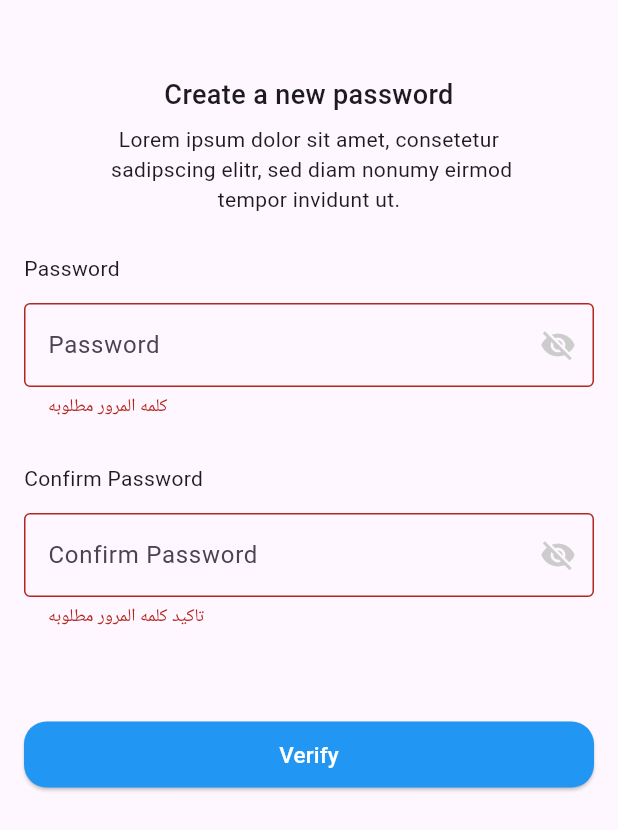
After one commit to MohamedAatef12/Mudad-App, a Flutter app: the CreateNewPassword screen opened directly, after a tap on "Verify", on a phone screen of 412 x 824 dp. The commit adds this screen. Shown: the top 830 px of the screen. Run offline on Flutter 3.47's test engine with Material 3 defaults, Android fonts, the phone set to English and light mode, and no system bars; our stand-ins replace bloc, circular_countdown_timer, dio, equatable, flutter_bloc, flutter_cache_manager and 14 more; missing offline and left inert: google_maps_webservice; accounts and stored records are empty; network calls fail.

Commit message:
push greate new password

```diff
--- a/lib/main.dart
+++ b/lib/main.dart
@@ -5,7 +5,6 @@ import 'package:flutter_local_notifications/flutter_local_notifications.dart';
 import 'package:geocoding/geocoding.dart';
 import 'package:get/get_navigation/src/root/get_material_app.dart';
 import 'package:get_storage/get_storage.dart';
-
 import 'app_constants/app_routes.dart';
 import 'google_maps/home_map/cubit/cubit.dart';
 
@@ -23,6 +22,11 @@ void main() async {
   SystemChrome.setPreferredOrientations(
       [DeviceOrientation.portraitUp, DeviceOrientation.portraitDown]);
   await GetStorage.init();
+  SystemChrome.setSystemUIOverlayStyle(
+    const SystemUiOverlayStyle(
+      statusBarColor: Color(0xff92C0FC),
+    ),
+  );
   runApp(const MyApp());
 }
 
--- a/lib/view/auth/confirm_code/view.dart
+++ b/lib/view/auth/confirm_code/view.dart
@@ -1,8 +1,9 @@
 import 'package:circular_countdown_timer/circular_countdown_timer.dart';
 import 'package:flutter/material.dart';
 import 'package:pin_code_fields/pin_code_fields.dart';
-
 import '../core/design/app_button.dart';
+import '../core/logic/helper_methods.dart';
+import '../create_new_password/view.dart';
 
 class ConfirmCodeView extends StatefulWidget {
   const ConfirmCodeView({super.key});
@@ -81,7 +82,7 @@ class _ConfirmCodeViewState extends State<ConfirmCodeView> {
               text: "Verify",
               onPress: () {
                 if (formKey.currentState!.validate()){
-
+                  toGetNavigate(const CreateNewPassword(),);
                 }
               },
             ),
--- /dev/null
+++ b/lib/view/auth/create_new_password/view.dart
@@ -0,0 +1,122 @@
+import 'package:flutter/material.dart';
+import '../../../reusable_widgets/password_textField.dart';
+import '../core/design/app_button.dart';
+
+class CreateNewPassword extends StatefulWidget {
+  const CreateNewPassword({super.key});
+
+  @override
+  State<CreateNewPassword> createState() => _CreateNewPasswordState();
+}
+
+class _CreateNewPasswordState extends State<CreateNewPassword> {
+  final formKey = GlobalKey<FormState>();
+  final passwordController = TextEditingController();
+  final confirmPasswordController = TextEditingController();
+
+  @override
+  Widget build(BuildContext context) {
+    return Scaffold(
+      body: SafeArea(
+        child: ListView(
+          padding: const EdgeInsets.symmetric(
+            horizontal: 16,
+            vertical: 50,
+          ),
+          children: [
+            const Text(
+              textAlign: TextAlign.center,
+              "Create a new password",
+              style: TextStyle(
+                fontSize: 18,
+                fontWeight: FontWeight.w500,
+              ),
+            ),
+            const SizedBox(
+              height: 7,
+            ),
+            const Text(
+              textAlign: TextAlign.center,
+              "Lorem ipsum dolor sit amet, consetetur \n sadipscing elitr, sed diam nonumy eirmod \ntempor invidunt ut.",
+              style: TextStyle(
+                fontSize: 14,
+                fontWeight: FontWeight.w400,
+              ),
+            ),
+            const SizedBox(
+              height: 26,
+            ),
+            Form(
+              key: formKey,
+              child: Column(
+                crossAxisAlignment: CrossAxisAlignment.start,
+                children: [
+                  const Text(
+                    "Password",
+                    style: TextStyle(
+                      fontSize: 14,
+                      fontWeight: FontWeight.w400,
+                    ),
+                  ),
+                  const SizedBox(
+                    height: 13,
+                  ),
+                  AppInputPassword(
+                    labelText: "Password",
+                    isPassword: true,
+                    controller: passwordController,
+                    validator: (value) {
+                      if (value!.isEmpty) {
+                        return "كلمه المرور مطلوبه";
+                      } else if (value.length < 8) {
+                        return "كلمه المرور ضعيفه";
+                      }
+                      return null;
+                    },
+                    paddingBottom: 30,
+                  ),
+                  const Text(
+                    "Confirm Password",
+                    style: TextStyle(
+                      fontSize: 14,
+                      fontWeight: FontWeight.w400,
+                    ),
+                  ),
+                  const SizedBox(
+                    height: 13,
+                  ),
+                  AppInputPassword(
+                    labelText: "Confirm Password",
+                    isPassword: true,
+                    controller: confirmPasswordController,
+                    validator: (value) {
+                      if(value.toString().isEmpty)
+                      {
+                        return "تاكيد كلمه المرور مطلوبه";
+                      } else if (value !=passwordController.text)
+                      {
+                        return "كلمه المرور غير متطابقه";
+                      }
+                      return null;
+                    },
+                  ),
+                ],
+              ),
+            ),
+            const SizedBox(
+              height: 44,
+            ),
+            ElevateButton(
+              text: "Verify",
+              onPress: () {
+                if(formKey.currentState!.validate()){
+
+                }
+              },
+            ),
+          ],
+        ),
+      ),
+    );
+  }
+}
--- a/lib/view/auth/forget_password/view.dart
+++ b/lib/view/auth/forget_password/view.dart
@@ -1,9 +1,8 @@
 import 'package:flutter/material.dart';
-import 'package:get/get.dart';
-
 import '../../../reusable_widgets/phone_textField.dart';
+import '../confirm_code/view.dart';
 import '../core/design/app_button.dart';
-
+import '../core/logic/helper_methods.dart';
 
 class ForgetPassword extends StatefulWidget {
   const ForgetPassword({super.key});
@@ -38,7 +37,7 @@ class _ForgetPasswordState extends State<ForgetPassword> {
               height: 30,
             ),
             Image.asset(
-              "assets/lock.png",
+              "assets/images/lock.png",
               height: 132,
               width: 132,
             ),
@@ -107,8 +106,7 @@ class _ForgetPasswordState extends State<ForgetPassword> {
               text: "Send",
               onPress: () {
                 if(formKey.currentState!.validate()){
-                  Get.toNamed("confirmCode");
-
+                  toGetNavigate(const ConfirmCodeView(),);
                 }
               },
             ),
--- a/lib/view/auth/login/view.dart
+++ b/lib/view/auth/login/view.dart
@@ -1,7 +1,9 @@
 import 'package:flutter/material.dart';
-import 'package:get/get.dart';
 import '../../../reusable_widgets/phone_textField.dart';
 import '../core/design/app_button.dart';
+import '../core/design/custom_image.dart';
+import '../core/logic/helper_methods.dart';
+import '../forget_password/view.dart';
 import '../sign_up/view.dart';
 
 class LoginScreen extends StatefulWidget {
@@ -91,7 +93,7 @@ class _LoginScreenState extends State<LoginScreen> {
             ),
             GestureDetector(
               onTap: () {
-                Get.offAndToNamed("forgetPassword");
+                toGetNavigate(const ForgetPassword(),);
               },
               child: const Text(
                 textAlign: TextAlign.end,
@@ -115,7 +117,11 @@ class _LoginScreenState extends State<LoginScreen> {
             const SizedBox(
               height: 40,
             ),
-
+            const AppImage2(
+              "assets/images/fingerprint.png",
+              height: 41,
+              width: 37,
+            ),
             const SizedBox(
               height: 35,
             ),
@@ -131,13 +137,14 @@ class _LoginScreenState extends State<LoginScreen> {
                 ),
                 TextButton(
                   onPressed: () {
-                   Get.offAndToNamed("signUp");
+                    toGetNavigate(const SignUpScreen(),);
                   },
                   child: const Text(
                     "Sign up",
                     style: TextStyle(
                       fontSize: 15,
                       fontWeight: FontWeight.w400,
+                      color: Colors.blue,
                     ),
                   ),
                 ),
--- a/lib/view/auth/sign_up/view.dart
+++ b/lib/view/auth/sign_up/view.dart
@@ -1,9 +1,8 @@
 import 'package:flutter/material.dart';
-import 'package:get/get.dart';
-import 'package:get/get_core/src/get_main.dart';
 import '../../../reusable_widgets/password_textField.dart';
 import '../../../reusable_widgets/phone_textField.dart';
 import '../core/design/app_button.dart';
+import '../core/logic/helper_methods.dart';
 import '../login/view.dart';
 
 class SignUpScreen extends StatefulWidget {
@@ -89,28 +88,6 @@ class _SignUpScreenState extends State<SignUpScreen> {
                   return null;
                 },
               ),
-             /* OtpTextField(
-                numberOfFields: 6,
-                borderColor: const Color(0xFF512DA8),
-                //set to true to show as box or false to show as dash
-                showFieldAsBox: true,
-                //runs when a code is typed in
-                onCodeChanged: (String code) {
-                  //handle validation or checks here
-                },
-                //runs when every textfield is filled
-                onSubmit: (String verificationCode){
-                  showDialog(
-                      context: context,
-                      builder: (context){
-                        return AlertDialog(
-                          title: const Text("Verification Code"),
-                          content: Text('Code entered is $verificationCode'),
-                        );
-                      }
-                  );
-                }, // end onSubmit
-              ), */
               const Text(
                 "Phone",
                 style: TextStyle(
@@ -210,13 +187,14 @@ class _SignUpScreenState extends State<SignUpScreen> {
                   ),
                   TextButton(
                     onPressed: () {
-                      Get.offAndToNamed("login");
+                      toGetNavigate(const LoginScreen(),);
                     },
                     child: const Text(
                       "Sign in",
                       style: TextStyle(
                         fontSize: 15,
                         fontWeight: FontWeight.w400,
+                        color: Colors.blue,
                       ),
                     ),
                   ),
```
Also changed, not shown: lib/view/payment_page.dart (+6 -4 lines). Lines whose indentation alone changed are shown as unchanged.
